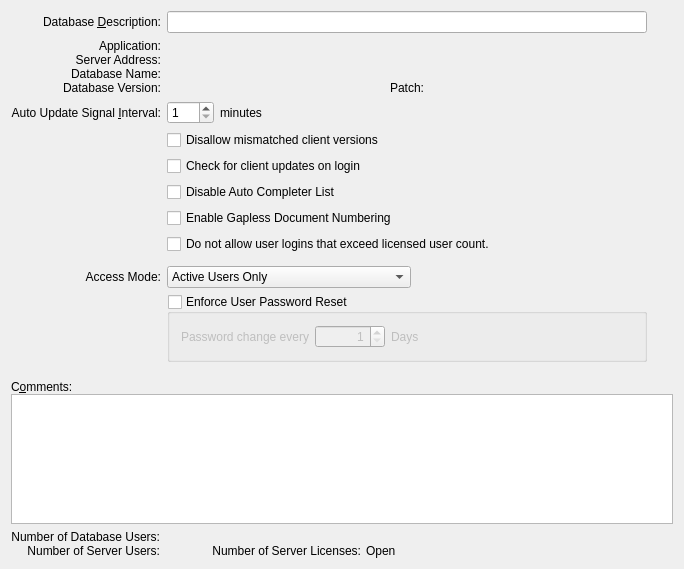
discountscott/qt-client, file guiclient/databaseInformation.ui: the form before one commit.
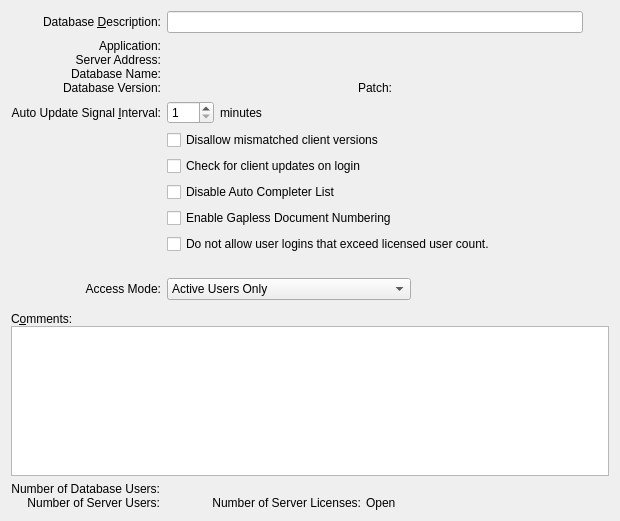
The form after the commit. Custom widgets are drawn as their Qt base class.

What changed in the file:
```diff
--- a/guiclient/databaseInformation.ui
+++ b/guiclient/databaseInformation.ui
@@ -13,8 +13,8 @@
    <rect>
     <x>0</x>
     <y>0</y>
-    <width>684</width>
-    <height>569</height>
+    <width>620</width>
+    <height>521</height>
    </rect>
   </property>
   <property name="windowTitle">
@@ -454,14 +454,7 @@
      </property>
     </widget>
    </item>
-   <item row="6" column="1">
-    <widget class="QCheckBox" name="_enableGapless">
-     <property name="text">
-      <string>Enable Gapless Document Numbering</string>
-     </property>
-    </widget>
-   </item>
-   <item row="9" column="1">
+   <item row="11" column="1">
     <layout class="QHBoxLayout" name="horizontalLayout">
      <item>
       <widget class="QComboBox" name="_access">
@@ -497,7 +490,7 @@
      </item>
     </layout>
    </item>
-   <item row="9" column="0">
+   <item row="11" column="0">
     <widget class="QLabel" name="_accessLit">
      <property name="text">
       <string>Access Mode:</string>
@@ -510,87 +503,23 @@
      </property>
     </widget>
    </item>
-   <item row="10" column="1">
-    <widget class="QGroupBox" name="_passwdReset">
-     <property name="title">
-      <string>Enforce User Password Reset</string>
+   <item row="6" column="1">
+    <widget class="QCheckBox" name="_enableGapless">
+     <property name="text">
+      <string>Enable Gapless Document Numbering</string>
      </property>
-     <property name="checkable">
-      <bool>true</bool>
-     </property>
-     <property name="checked">
-      <bool>false</bool>
-     </property>
-     <layout class="QHBoxLayout" name="horizontalLayout_2">
-      <item>
-       <widget class="XLabel" name="_days1Lit">
-        <property name="text">
-         <string>Password change every</string>
-        </property>
-       </widget>
-      </item>
-      <item>
-       <widget class="XSpinBox" name="_passwdDays">
-        <property name="minimum">
-         <number>1</number>
-        </property>
-        <property name="maximum">
-         <number>365</number>
-        </property>
-        <property name="minimumSize">
-         <size>
-          <width>70</width>
-          <height>0</height>
-         </size>
-        </property>
-        <property name="alignment">
-         <set>Qt::AlignRight|Qt::AlignTrailing|Qt::AlignVCenter</set>
-        </property>
-       </widget>
-      </item>
-      <item>
-       <widget class="XLabel" name="_daysLit">
-        <property name="text">
-         <string>Days</string>
-        </property>
-       </widget>
-      </item>
-      <item>
-       <spacer name="horizontalSpacer_2">
-        <property name="orientation">
-         <enum>Qt::Horizontal</enum>
-        </property>
-        <property name="sizeHint" stdset="0">
-         <size>
-          <width>40</width>
-          <height>20</height>
-         </size>
-        </property>
-       </spacer>
-      </item>
-     </layout>
     </widget>
    </item>
   </layout>
  </widget>
  <layoutdefault spacing="6" margin="11"/>
  <customwidgets>
-  <customwidget>
-   <class>XLabel</class>
-   <extends>QLabel</extends>
-   <header>xlabel.h</header>
-  </customwidget>
   <customwidget>
    <class>XLineEdit</class>
    <extends>QLineEdit</extends>
    <header>xlineedit.h</header>
    <container>1</container>
   </customwidget>
-  <customwidget>
-   <class>XSpinBox</class>
-   <extends>QSpinBox</extends>
-   <header>xspinbox.h</header>
-  </customwidget>
   <customwidget>
    <class>XTextEdit</class>
    <extends>QTextEdit</extends>
```
Left out of the diff: 11 changed lines with no effect on the pictures.
